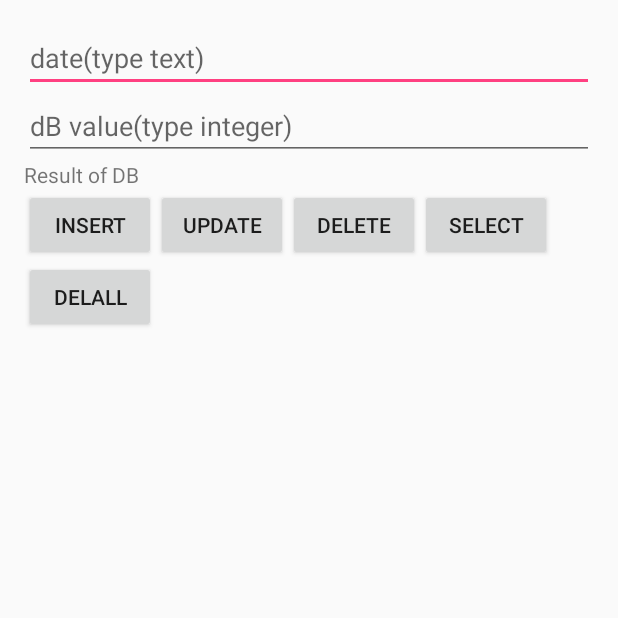
After one commit to police170m3/Brooch, an Android app: the DBTestActivity screen opened directly, with no data from a screen before it, on a phone screen of 412 x 824 dp, the top half of it. The commit adds this screen. Run offline under Robolectric (Android 15) with nearby library versions, the phone set to English and light mode, and no system bars.

Commit message:
2016.08.31

```diff
--- a/app/src/main/AndroidManifest.xml
+++ b/app/src/main/AndroidManifest.xml
@@ -89,6 +89,7 @@
         <activity android:name=".EventActivityWarning"></activity>
         <activity android:name=".BTMainActivity"></activity>
         <activity android:name=".DeviceListActivity"></activity>
+        <activity android:name=".DBTestActivity"></activity>
 
     </application>
 
--- /dev/null
+++ b/app/src/main/java/com/tathink/brooch/brooch/DBTestActivity.java
@@ -0,0 +1,98 @@
+package com.tathink.brooch.brooch;
+
+import android.app.Activity;
+import android.os.Bundle;
+import android.view.View;
+import android.widget.Button;
+import android.widget.EditText;
+import android.widget.TextView;
+
+import kr.mint.testbluetoothspp.DBManager;
+
+/**
+ * Created by MSI on 2016-08-31.
+ */
+public class DBTestActivity extends Activity  {
+
+    @Override
+    protected void onCreate(Bundle savedInstanceState) {
+        super.onCreate(savedInstanceState);
+        setContentView(R.layout.dbtestactivity);
+        final DBManager dbManager = new DBManager(getApplicationContext(), "STRESS.db", null, 1);
+
+        // DB에 저장 될 속성을 입력받는다
+        final EditText etName = (EditText) findViewById(R.id.date);
+        final EditText etPrice = (EditText) findViewById(R.id.dB);
+
+        // 쿼리 결과 입력
+        final TextView tvResult = (TextView) findViewById(R.id.tv_result);
+
+        // Insert
+        Button btnInsert = (Button) findViewById(R.id.btn_insert);
+        btnInsert.setOnClickListener(new View.OnClickListener() {
+
+            @Override
+            public void onClick(View v) {
+                // insert into 테이블명 values (값, 값, 값...);
+                String date = etName.getText().toString();
+                String dB = etPrice.getText().toString();
+                dbManager.insert("insert into STRESS_INFO values(null, '" + date + "', " + dB + ");");  //text는 '홍길동'  int는 500
+
+                tvResult.setText( dbManager.PrintData() );
+            }
+        });
+
+        // Update
+        Button btnUpdate = (Button) findViewById(R.id.btn_update);
+        btnUpdate.setOnClickListener(new View.OnClickListener() {
+
+            @Override
+            public void onClick(View v) {
+                // update 테이블명 where 조건 set 값;
+                String date = etName.getText().toString();
+                String dB = etPrice.getText().toString();
+                dbManager.update("update STRESS_INFO set dB = " + dB + " where date = '" + date + "';");
+
+                tvResult.setText( dbManager.PrintData() );
+            }
+        });
+
+        // Delete
+        Button btnDelete = (Button) findViewById(R.id.btn_delete);
+        btnDelete.setOnClickListener(new View.OnClickListener() {
+
+            @Override
+            public void onClick(View v) {
+                // delete from 테이블명 where 조건;
+                String date = etName.getText().toString();
+                dbManager.delete("delete from STRESS_INFO where date = '" + date + "';");
+
+                tvResult.setText( dbManager.PrintData() );
+            }
+        });
+
+        // Select
+        Button btnSelect = (Button) findViewById(R.id.btn_select);
+        btnSelect.setOnClickListener(new View.OnClickListener() {
+
+            @Override
+            public void onClick(View v) {
+                tvResult.setText( dbManager.PrintData() );
+            }
+        });
+
+        // Del all
+        Button btnDelAll = (Button) findViewById(R.id.btn_DelAll);
+        btnDelAll.setOnClickListener(new View.OnClickListener() {
+
+            @Override
+            public void onClick(View v) {
+                // delete from 테이블명 where 조건;
+                String date = etName.getText().toString();
+                dbManager.delete("delete from STRESS_INFO;");
+
+                tvResult.setText( dbManager.PrintData() );
+            }
+        });
+    }
+}
--- a/app/src/main/java/com/tathink/brooch/brooch/IntroActivity.java
+++ b/app/src/main/java/com/tathink/brooch/brooch/IntroActivity.java
@@ -19,7 +19,7 @@ public class IntroActivity extends Activity {
         //setTheme(android.R.style.Theme_NoTitleBar);
         setContentView(R.layout.intro_main);
         h= new Handler(); //딜래이를 주기 위해 핸들러 생성
-        h.postDelayed(mrun, 1000); // 딜레이 ( 런어블 객체는 mrun, 시간 2초)
+        h.postDelayed(mrun, 2000); // 딜레이 ( 런어블 객체는 mrun, 시간 2초)
     }
 
     Runnable mrun = new Runnable(){
--- a/app/src/main/java/com/tathink/brooch/brooch/IntroSubActivity.java
+++ b/app/src/main/java/com/tathink/brooch/brooch/IntroSubActivity.java
@@ -70,7 +70,7 @@ public class IntroSubActivity extends Activity {
         textView2.setText(Html.fromHtml(text2));
 
         h= new Handler(); //딜래이를 주기 위해 핸들러 생성
-        h.postDelayed(mrun, 10000); // 딜레이 ( 런어블 객체는 mrun, 시간 2초)
+        h.postDelayed(mrun, 2000); // 딜레이 ( 런어블 객체는 mrun, 시간 2초)
     }
 
     Runnable mrun = new Runnable(){
--- a/app/src/main/java/kr/mint/testbluetoothspp/DBManager.java
+++ b/app/src/main/java/kr/mint/testbluetoothspp/DBManager.java
@@ -17,7 +17,7 @@ public class DBManager  extends SQLiteOpenHelper {
     public void onCreate(SQLiteDatabase db) {
         // 새로운 테이블을 생성한다.
         // create table 테이블명 (컬럼명 타입 옵션);
-        db.execSQL("CREATE TABLE DB_INFO (id INTEGER PRIMARY KEY AUTOINCREMENT, date TEXT, dB INTEGER);");
+        db.execSQL("CREATE TABLE STRESS_INFO (id INTEGER PRIMARY KEY AUTOINCREMENT, date TEXT, signal INTEGER);");
 
     }
 
@@ -47,12 +47,12 @@ public class DBManager  extends SQLiteOpenHelper {
         SQLiteDatabase db = getReadableDatabase();
         String str = "";
 
-        Cursor cursor = db.rawQuery("select * from DB_INFO", null);
+        Cursor cursor = db.rawQuery("select * from STRESS_INFO", null);
         while(cursor.moveToNext()) {
             str += cursor.getInt(0)
                     + " : date "
                     + cursor.getString(1)
-                    + ", dB = "
+                    + ", signal = "
                     + cursor.getInt(2)
                     + "\n";
         }
--- /dev/null
+++ b/app/src/main/res/layout/dbtestactivity.xml
@@ -0,0 +1,85 @@
+<?xml version="1.0" encoding="utf-8"?>
+<ScrollView xmlns:android="http://schemas.android.com/apk/res/android"
+    xmlns:tools="http://schemas.android.com/tools"
+    android:layout_width="match_parent"
+    android:layout_height="match_parent"
+    android:paddingBottom="@dimen/activity_vertical_margin"
+    android:paddingLeft="@dimen/activity_horizontal_margin"
+    android:paddingRight="@dimen/activity_horizontal_margin"
+    android:paddingTop="@dimen/activity_vertical_margin"
+    tools:context="com.tathink.brooch.brooch.DBTestActivity"
+    android:orientation="vertical">
+
+    <RelativeLayout
+        android:layout_width="wrap_content"
+        android:layout_height="wrap_content" >
+
+    <EditText
+        android:layout_width="match_parent"
+        android:layout_height="wrap_content"
+        android:id="@+id/date"
+        android:hint="date(type text)"
+        android:layout_alignParentTop="true"
+        android:layout_alignParentStart="true" />
+
+    <EditText
+        android:layout_width="match_parent"
+        android:layout_height="wrap_content"
+        android:id="@+id/dB"
+        android:layout_gravity="center_horizontal"
+        android:hint="dB value(type integer)"
+        android:layout_below="@+id/date"
+        android:layout_alignParentEnd="true" />
+
+    <TextView
+        android:layout_width="match_parent"
+        android:layout_height="wrap_content"
+        android:text="Result of DB"
+        android:id="@+id/tv_result"
+        android:layout_gravity="center_horizontal"
+        android:layout_below="@+id/dB"
+        android:layout_alignParentEnd="true" />
+
+    <Button
+        android:layout_width="wrap_content"
+        android:layout_height="wrap_content"
+        android:text="insert"
+        android:id="@+id/btn_insert"
+        android:layout_below="@+id/tv_result"
+        android:layout_alignParentStart="true" />
+
+    <Button
+        android:layout_width="wrap_content"
+        android:layout_height="wrap_content"
+        android:text="update"
+        android:id="@+id/btn_update"
+        android:layout_below="@+id/tv_result"
+        android:layout_toEndOf="@+id/btn_insert" />
+
+    <Button
+        android:layout_width="wrap_content"
+        android:layout_height="wrap_content"
+        android:text="delete"
+        android:id="@+id/btn_delete"
+        android:layout_below="@+id/tv_result"
+        android:layout_toEndOf="@+id/btn_update" />
+
+    <Button
+        android:layout_width="wrap_content"
+        android:layout_height="wrap_content"
+        android:text="select"
+        android:id="@+id/btn_select"
+        android:layout_below="@+id/tv_result"
+        android:layout_toEndOf="@+id/btn_delete" />
+
+    <Button
+        android:layout_width="wrap_content"
+        android:layout_height="wrap_content"
+        android:text="DelAll"
+        android:id="@+id/btn_DelAll"
+        android:layout_below="@+id/btn_insert"
+        android:layout_alignParentStart="true" />
+
+    </RelativeLayout>
+
+</ScrollView>
```
Also changed, not shown: app/src/main/java/com/tathink/brooch/brooch/MainActivity.java (+10 -0 lines), app/src/main/java/com/tathink/brooch/brooch/StatisticsDay.java (+8 -0 lines), app/src/main/java/kr/mint/testbluetoothspp/BluetoothSignalReceiver.java (+12 -9 lines), app/src/main/res/layout/activity_main.xml (+17 -5 lines).
